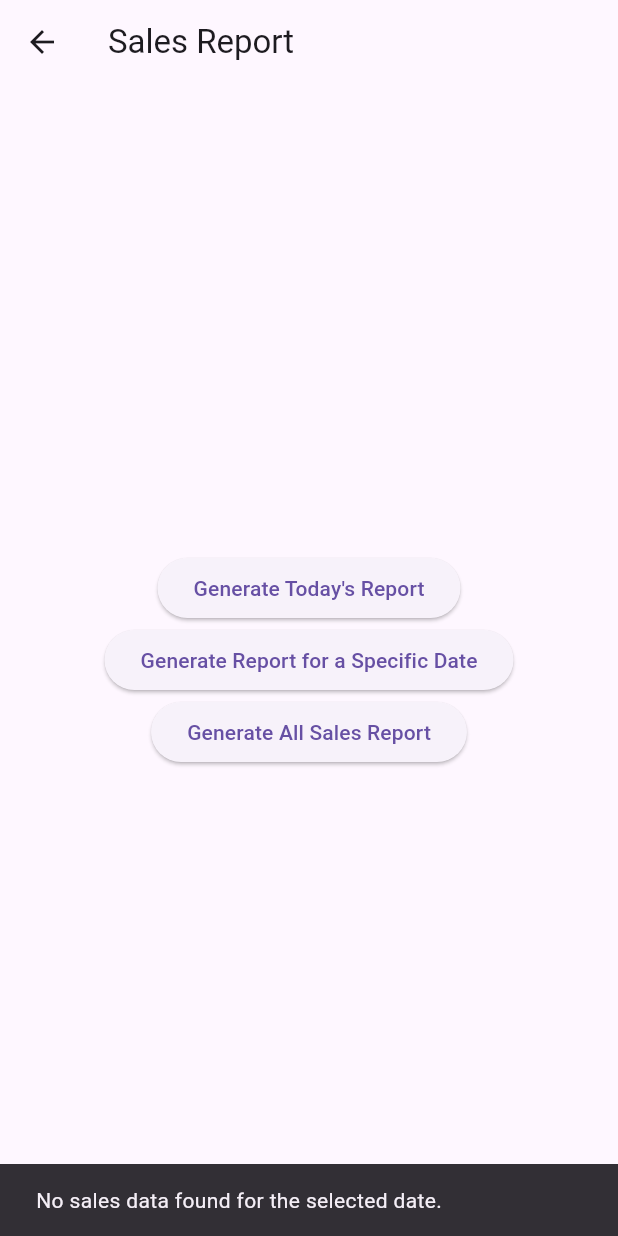
After one commit to ahmedalnagdy18/Isecad, a Flutter app: the SalesReportPage screen opened directly, after a tap on "Generate All Sales Report", on a phone screen of 412 x 824 dp. The commit adds this screen. Run offline on Flutter 3.47's test engine with Material 3 defaults, Android fonts, the light colour scheme and no system bars; our stand-ins replace email_validator, flutter_bloc, font_awesome_flutter, hive, hive_flutter, pdf and 2 more; missing offline and left inert: excel; accounts and stored records are empty.

Commit message:
add generate excel

```diff
--- /dev/null
+++ b/lib/features/home/domain/quantity_log/quantity_log.dart
@@ -0,0 +1,29 @@
+import 'package:hive/hive.dart';
+
+part 'quantity_log.g.dart';
+
+@HiveType(typeId: 2)
+class QuantityLog {
+  @HiveField(0)
+  final String productId;
+
+  @HiveField(1)
+  final String productName;
+
+  @HiveField(2)
+  final int soldQuantity;
+
+  @HiveField(3)
+  final DateTime timestamp;
+
+  @HiveField(4)
+  final double totalPrice; // Add the price field
+
+  QuantityLog({
+    required this.productId,
+    required this.productName,
+    required this.soldQuantity,
+    required this.timestamp,
+    required this.totalPrice,
+  });
+}
--- a/lib/features/home/presentation/cubits/crud_cuibt/crud_state.dart
+++ b/lib/features/home/presentation/cubits/crud_cuibt/crud_state.dart
@@ -1,4 +1,4 @@
-import 'package:iscad/features/home/domain/product_model.dart';
+import 'package:iscad/features/home/domain/product_model/product_model.dart';
 
 abstract class ProductState {}
 
--- a/lib/features/home/presentation/screens/all_curd.dart
+++ b/lib/features/home/presentation/screens/all_curd.dart
@@ -8,7 +8,7 @@ import 'package:iscad/features/home/presentation/widgets/add_product_dialog.dart
 import 'package:iscad/features/home/presentation/widgets/all_card_body.dart';
 import 'package:iscad/generated/l10n.dart';
 
-import '../../domain/product_model.dart';
+import '../../domain/product_model/product_model.dart';
 
 class AllProductsPage extends StatelessWidget {
   const AllProductsPage({super.key});
--- a/lib/features/home/presentation/screens/product_details_page.dart
+++ b/lib/features/home/presentation/screens/product_details_page.dart
@@ -1,7 +1,7 @@
 import 'package:flutter/material.dart';
 import 'package:flutter/services.dart';
 import 'package:iscad/features/home/presentation/screens/invoicepage.dart';
-import '../../domain/product_model.dart';
+import '../../domain/product_model/product_model.dart';
 
 class ProductDetailsPage extends StatelessWidget {
   final Product product;
--- a/lib/features/home/presentation/widgets/all_card_body.dart
+++ b/lib/features/home/presentation/widgets/all_card_body.dart
@@ -1,7 +1,7 @@
 import 'package:flutter/material.dart';
 import 'package:flutter_bloc/flutter_bloc.dart';
 import 'package:iscad/core/observer/observer.dart';
-import 'package:iscad/features/home/domain/product_model.dart';
+import 'package:iscad/features/home/domain/product_model/product_model.dart';
 import 'package:iscad/features/home/presentation/cubits/crud_cuibt/crud_cuibt.dart';
 import 'package:iscad/features/home/presentation/cubits/crud_cuibt/crud_state.dart';
 import 'package:iscad/features/home/presentation/screens/invoicepage.dart';
--- /dev/null
+++ b/lib/generate_excel.dart
@@ -0,0 +1,114 @@
+import 'package:excel/excel.dart';
+import 'package:flutter/material.dart';
+import 'package:hive/hive.dart';
+import 'package:iscad/features/home/domain/quantity_log/quantity_log.dart';
+import 'package:path_provider/path_provider.dart';
+import 'dart:io';
+
+
+class SalesReportPage extends StatelessWidget {
+  const SalesReportPage({Key? key}) : super(key: key);
+
+  Future<void> generateExcel(BuildContext context, {DateTime? filterDate}) async {
+    try {
+      final salesLogBox = Hive.box<QuantityLog>('quantityLogBox');
+      final salesLogs = salesLogBox.values.toList();
+
+      final filteredLogs = filterDate != null
+          ? salesLogs.where((log) {
+              return log.timestamp.year == filterDate.year &&
+                  log.timestamp.month == filterDate.month &&
+                  log.timestamp.day == filterDate.day;
+            }).toList()
+          : salesLogs;
+
+      if (filteredLogs.isEmpty) {
+        ScaffoldMessenger.of(context).showSnackBar(
+          SnackBar(content: Text('No sales data found for the selected date.')),
+        );
+        return;
+      }
+
+      // Create a new Excel document
+      final excel = Excel.createExcel();
+
+      // Add a sheet for sales data
+      final sheet = excel['Sales Report'];
+      sheet.appendRow(['Product ID', 'Product Name', 'Quantity Sold', 'Date', 'Total Price']);
+
+      // Populate the sheet with filtered sales data
+      for (var log in filteredLogs) {
+        sheet.appendRow([
+          log.productId,
+          log.productName,
+          log.soldQuantity,
+          log.timestamp.toIso8601String(),
+          log.totalPrice
+        ]);
+      }
+
+      // Save the Excel file
+      final directory = await getApplicationDocumentsDirectory();
+      final fileName = filterDate != null
+          ? 'sales_report_${filterDate.year}_${filterDate.month}_${filterDate.day}.xlsx'
+          : 'sales_report_all.xlsx';
+      final filePath = '${directory.path}/$fileName';
+      final fileBytes = excel.save();
+      final file = File(filePath);
+      await file.writeAsBytes(fileBytes!);
+
+      // Notify the user of success
+      ScaffoldMessenger.of(context).showSnackBar(
+        SnackBar(content: Text('Sales report saved to $filePath')),
+      );
+    } catch (e) {
+      ScaffoldMessenger.of(context).showSnackBar(
+        SnackBar(content: Text('Failed to generate report: $e')),
+      );
+    }
+  }
+
+  @override
+  Widget build(BuildContext context) {
+    return Scaffold(
+      appBar: AppBar(title: Text('Sales Report')),
+      body: Center(
+        child: Column(
+          mainAxisAlignment: MainAxisAlignment.center,
+          children: [
+            ElevatedButton(
+              onPressed: () async {
+                // Generate Excel for today
+                final today = DateTime.now();
+                await generateExcel(context, filterDate: today);
+              },
+              child: Text('Generate Today\'s Report'),
+            ),
+            ElevatedButton(
+              onPressed: () async {
+                // Show date picker and generate Excel for the selected date
+                final selectedDate = await showDatePicker(
+                  context: context,
+                  initialDate: DateTime.now(),
+                  firstDate: DateTime(2000),
+                  lastDate: DateTime.now(),
+                );
+                if (selectedDate != null) {
+                  await generateExcel(context, filterDate: selectedDate);
+                }
+              },
+              child: Text('Generate Report for a Specific Date'),
+            ),
+            ElevatedButton(
+              onPressed: () async {
+                // Generate Excel for all sales logs
+                await generateExcel(context);
+              },
+              child: Text('Generate All Sales Report'),
+            ),
+          ],
+        ),
+      ),
+    );
+  }
+}
--- a/lib/main.dart
+++ b/lib/main.dart
@@ -1,12 +1,14 @@
 import 'package:flutter/material.dart';
 import 'package:flutter_bloc/flutter_bloc.dart';
 import 'package:hive_flutter/adapters.dart';
+import 'package:iscad/features/home/domain/quantity_log/quantity_log.dart';
 import 'package:iscad/features/home/presentation/cubits/lang_cubit/locale_cubit.dart';
 import 'package:iscad/features/home/presentation/screens/all_curd.dart';
 import 'package:iscad/features/home/presentation/cubits/crud_cuibt/crud_cuibt.dart';
-import 'package:iscad/features/home/domain/product_model.dart';
+import 'package:iscad/features/home/domain/product_model/product_model.dart';
 import 'package:flutter_localizations/flutter_localizations.dart';
 import 'package:iscad/generated/l10n.dart';
+
 
 void main() async {
   WidgetsFlutterBinding.ensureInitialized();
@@ -14,6 +16,8 @@ void main() async {
   await Hive.openBox('userBox');
   Hive.registerAdapter(ProductAdapter());
   await Hive.openBox<Product>('productBox');
+  Hive.registerAdapter(QuantityLogAdapter());
+  await Hive.openBox<QuantityLog>('quantityLogBox');
   runApp(const MyApp());
 }
 
--- a/pubspec.yaml
+++ b/pubspec.yaml
@@ -28,6 +28,7 @@ environment:
 # the latest version available on pub.dev. To see which dependencies have newer
 # versions available, run `flutter pub outdated`.
 dependencies:
+  excel: ^2.0.4
   cupertino_icons: ^1.0.8
   email_validator: ^3.0.0
   flutter:
@@ -49,7 +50,9 @@ dev_dependencies:
     sdk: flutter
   flutter_test:
     sdk: flutter
-  hive_generator: ^1.1.0
+  build_runner: ^2.4.0
+  hive_generator: ^2.0.1
+  analyzer: ^6.0.0
 
 # For information on the generic Dart part of this file, see the
 # following page: https://dart.dev/tools/pub/pubspec
```
Also changed, not shown: lib/features/home/presentation/cubits/crud_cuibt/crud_cuibt.dart (+35 -6 lines), lib/features/home/presentation/screens/invoicepage.dart (+10 -7 lines), lib/features/home/presentation/screens/printing.dart (+42 -34 lines), lib/features/home/domain/product_model/product_model.dart (renamed from lib/features/home/domain/product_model.dart), lib/features/home/domain/product_model/product_model.g.dart (renamed from lib/features/home/domain/product_model.g.dart), lib/features/home/domain/quantity_log/quantity_log.g.dart (added), pubspec.lock.
